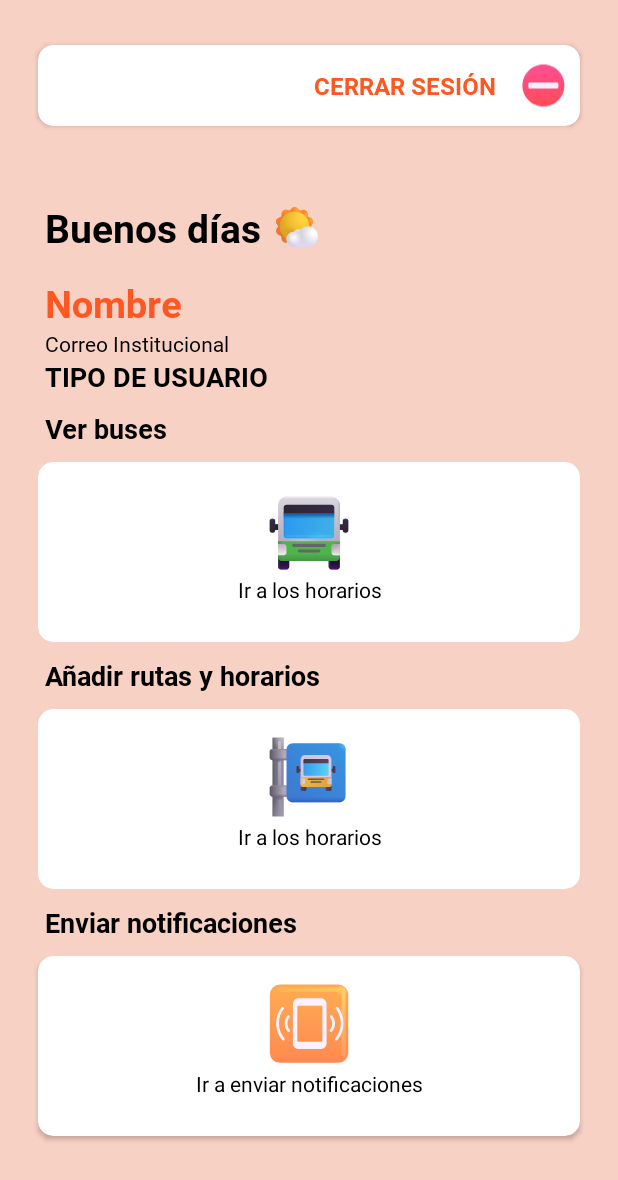
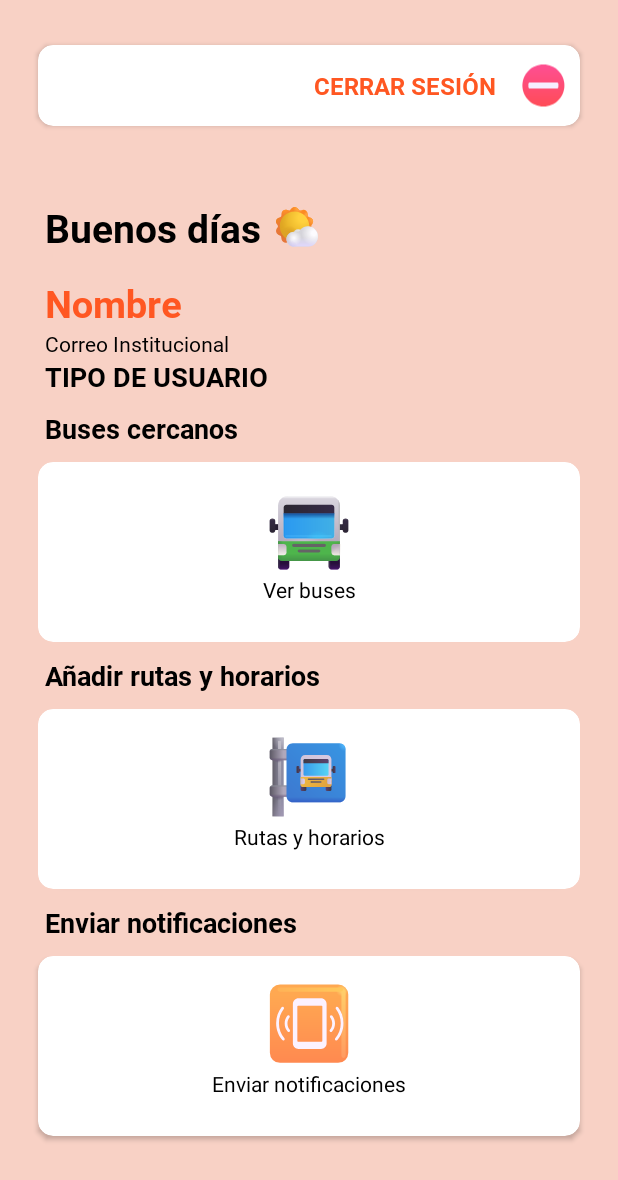
Before and after one commit to carlosdaniel08/UNDC-Bus, an Android app: the AdministradorActivity screen opened directly, with no data from a screen before it, on a phone screen of 412 x 824 dp. Shown: the top 1180 px of the screen. Run offline under Robolectric (Android 15) with nearby library versions, the phone set to English and light mode, and no system bars; our stand-ins replace Firebase (no records; nobody signed in at launch, a user with empty details on screens opened directly).

```diff
--- a/app/src/main/java/pe/carlos/undcbusestudiante/LocationForegroundService.java
+++ b/app/src/main/java/pe/carlos/undcbusestudiante/LocationForegroundService.java
@@ -90,8 +90,8 @@ public class LocationForegroundService extends Service {
     @Override
     public int onStartCommand(Intent intent, int flags, int startId) {
         Notification notification = new NotificationCompat.Builder(this, CHANNEL_ID)
-                .setContentTitle("Ubicacion en segundo plano")
-                .setContentText("Compartiendo...")
+                .setContentTitle("UNDC Bus")
+                .setContentText("Compartiendo ubicación en segundo plano")
                 .setSmallIcon(R.drawable.horizontal_traffic_light_flat)
                 .build();
 
--- a/app/src/main/res/layout/activity_administrador.xml
+++ b/app/src/main/res/layout/activity_administrador.xml
@@ -127,7 +127,7 @@
             android:layout_marginTop="10dp"
             android:layout_width="wrap_content"
             android:layout_height="wrap_content"
-            android:text="Ver buses"
+            android:text="Buses cercanos"
             android:fontFamily="@font/robotobold"
             android:textColor="@color/Black"
             android:textSize="18sp"
@@ -162,7 +162,7 @@
                 <TextView
                     android:layout_width="match_parent"
                     android:layout_height="wrap_content"
-                    android:text="Ir a los horarios"
+                    android:text="Ver buses"
                     android:textColor="@color/Black"
                     android:gravity="center"
                     android:layout_marginStart="30dp"
@@ -209,12 +209,12 @@
                 <TextView
                     android:layout_width="match_parent"
                     android:layout_height="wrap_content"
-                    android:text="Ir a los horarios"
-                    android:textColor="@color/Black"
-                    android:gravity="center"
                     android:layout_marginStart="30dp"
                     android:layout_marginEnd="30dp"
-                    android:layout_marginBottom="10dp"/>
+                    android:layout_marginBottom="10dp"
+                    android:gravity="center"
+                    android:text="Rutas y horarios"
+                    android:textColor="@color/Black" />
 
             </LinearLayout>
 
@@ -258,7 +258,7 @@
                 <TextView
                     android:layout_width="match_parent"
                     android:layout_height="wrap_content"
-                    android:text="Ir a enviar notificaciones"
+                    android:text="Enviar notificaciones"
                     android:textColor="@color/Black"
                     android:gravity="center"
                     android:layout_marginStart="30dp"
--- a/app/src/main/res/layout/activity_main.xml
+++ b/app/src/main/res/layout/activity_main.xml
@@ -255,6 +255,7 @@
         app:cardBackgroundColor="#FFFFFF"
         app:layout_constraintTop_toTopOf="parent"
         app:layout_constraintEnd_toEndOf="parent"
+        android:layout_marginBottom="50dp"
         android:layout_marginTop="10dp"
         android:layout_marginLeft="25dp"
         android:layout_marginRight="25dp">
--- a/app/src/main/res/layout/dialog_agregar_ruta.xml
+++ b/app/src/main/res/layout/dialog_agregar_ruta.xml
@@ -4,8 +4,8 @@
     xmlns:android="http://schemas.android.com/apk/res/android"
     android:layout_width="match_parent"
     android:layout_height="match_parent">
+
     <LinearLayout
-
     android:layout_width="match_parent"
     android:layout_height="wrap_content"
     android:orientation="vertical"
--- a/app/src/main/res/layout/item_ruta.xml
+++ b/app/src/main/res/layout/item_ruta.xml
@@ -1,6 +1,7 @@
 <?xml version="1.0" encoding="utf-8"?>
 
-<androidx.cardview.widget.CardView xmlns:android="http://schemas.android.com/apk/res/android"
+<androidx.cardview.widget.CardView
+    xmlns:android="http://schemas.android.com/apk/res/android"
     xmlns:app="http://schemas.android.com/apk/res-auto"
     android:id="@+id/cardView"
     android:layout_width="match_parent"
```
Also changed, not shown: app/src/main/res/layout/activity_login.xml (+10 -3 lines), app/src/main/res/layout/activity_onboarding.xml (+7 -2 lines), app/src/main/res/layout/activity_register.xml (+14 -3 lines), app/src/main/res/layout/activity_rutas.xml (+8 -1 lines), app/src/main/res/layout/activity_send_notification.xml (+10 -2 lines), app/src/main/res/layout/activity_track_bus.xml (+8 -2 lines).
